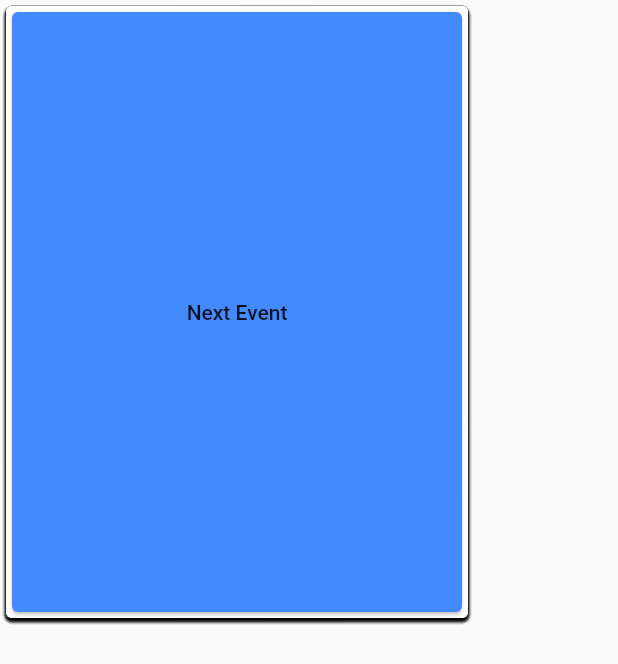
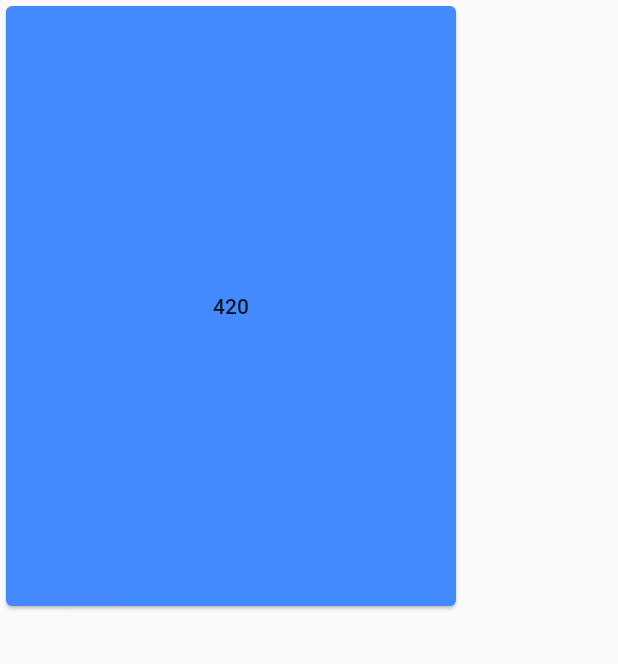
Before and after one commit to BlackFox1197/LobeventFrontend, a Flutter app: the screen it shows after launch, on a phone screen of 412 x 824 dp. Shown: the top 664 px of the screen. Run offline on Flutter 3.47's test engine with Material 2 defaults, Android fonts, the phone set to English and light mode, and no system bars; our stand-ins replace dio.

Commit message:
add Eventswiper random buttons

```diff
--- a/lib/Presentation/Content/EventSwiper.dart
+++ b/lib/Presentation/Content/EventSwiper.dart
@@ -1,3 +1,5 @@
+import 'dart:math';
+
 import 'package:flutter/material.dart';
 import 'package:lobevent/Data/Types/Event.dart';
 import 'package:lobevent/Services/Communication/EventCommunicator.dart';
@@ -8,19 +10,39 @@ class EventSwiper extends StatefulWidget {
 }
 
 class EventSwiperState extends State<EventSwiper> {
-  List cards =new List.generate(20, (i) => new CustomCard()).toList();
+
+  EventSwiperState(){
+    activeData = cards.removeAt(0).toString();
+  }
+  List cards = new List.generate(20, (i) => (new Random()).nextInt(1000)).toList();
+  String activeData;
+
+  String next() {
+    return cards.removeAt(0).toString();
+  }
 
   @override
   Widget build(BuildContext context) {
-    return Scaffold(
-        body: Container(
-          child: Stack(
-            children: cards,
+    return  Scaffold(
+      body: Container(
+          child:  Card(
+            color: Colors.blueAccent,
+            child: Container(
+              width: 300,
+              height: 400,
+              child: MaterialButton(
+                child: Text(activeData),
+                onPressed: () {
+                  setState(() {
+                    activeData = next();
+                  });
+                },
+              ),
           )
+        )
+      )
+    );
 
-        )
-
-    );
 
   }
 }
@@ -29,8 +51,6 @@ class CustomCard extends StatelessWidget {
   @override
   Widget build(BuildContext context) {
    return Card(
-        child: Positioned(
-            top: 150,
             child: Card(
               color: Colors.blueAccent,
               child: Container(
@@ -44,7 +64,6 @@ class CustomCard extends StatelessWidget {
                 ),
               ),
             ),
-          )
    );
 
   }
--- a/lib/Services/Communication/UserEventStatusCommunicator.dart
+++ b/lib/Services/Communication/UserEventStatusCommunicator.dart
@@ -24,7 +24,7 @@ class UserEventStatusCommunicator extends Communication_Base
   }
 
 
-  //returns an single event given the id
+  ///returns an single event given the id
   Future<UserEventStatus> getByID(int id) async {
     final response = await client.get(URL +
         "/" +
```
